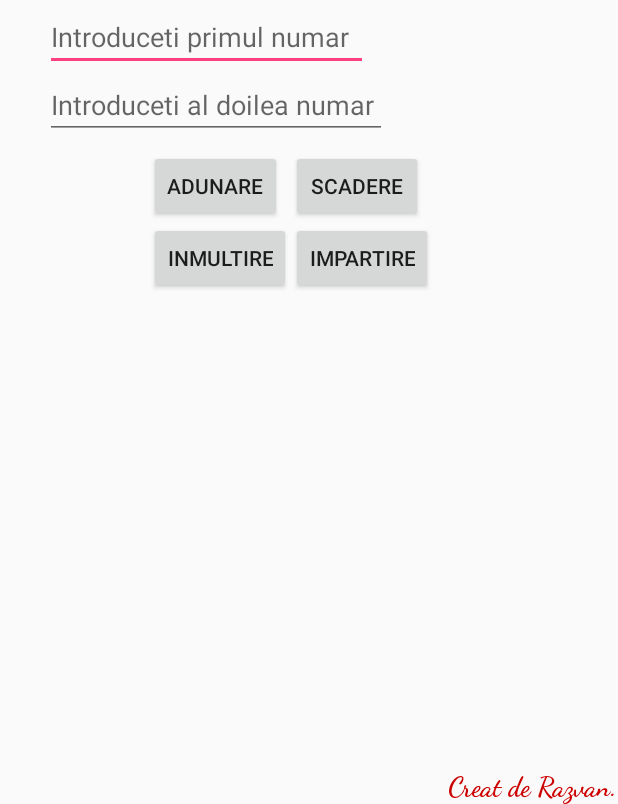
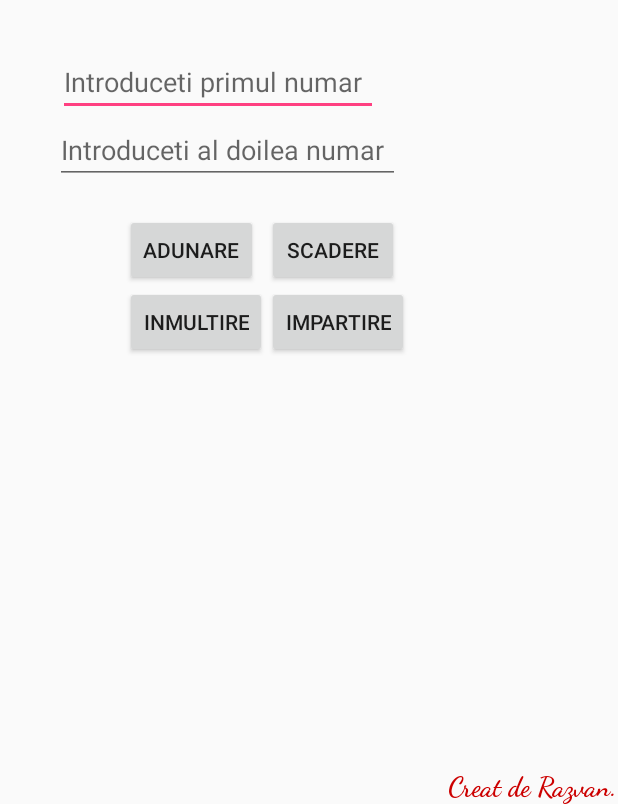
Before and after one commit to RazvanRauta/CalculatorAritmetic, an Android app: the screen it shows after launch (MainActivity), on a phone screen of 412 x 824 dp, the part 432-1236 px from its top. Run offline under Robolectric (Android 15) with nearby library versions, the light colour scheme and no system bars.

Commit message:
New layout

```diff
--- a/app/src/main/res/layout/activity_main.xml
+++ b/app/src/main/res/layout/activity_main.xml
@@ -14,11 +14,27 @@
         android:layout_marginEnd="1dp"
         android:layout_marginStart="1dp"
         android:layout_marginTop="1dp"
+        android:onClick="fade"
         android:scaleType="fitXY"
         app:layout_constraintEnd_toEndOf="parent"
         app:layout_constraintStart_toStartOf="parent"
         app:layout_constraintTop_toTopOf="parent"
         app:srcCompat="@drawable/art" />
+
+    <ImageView
+        android:id="@+id/imageView2"
+        android:layout_width="326dp"
+        android:layout_height="198dp"
+        android:layout_marginEnd="1dp"
+        android:layout_marginStart="1dp"
+        android:layout_marginTop="1dp"
+        android:alpha="0"
+        android:onClick="fade"
+        android:scaleType="fitXY"
+        app:layout_constraintEnd_toEndOf="parent"
+        app:layout_constraintStart_toStartOf="parent"
+        app:layout_constraintTop_toTopOf="parent"
+        app:srcCompat="@drawable/zombieartminions" />
 
     <TextView
         android:id="@+id/textView"
@@ -37,11 +53,11 @@
 
     <EditText
         android:id="@+id/primulNumar"
-        android:layout_width="215dp"
+        android:layout_width="213dp"
         android:layout_height="wrap_content"
         android:layout_marginEnd="153dp"
-        android:layout_marginStart="16dp"
-        android:layout_marginTop="2dp"
+        android:layout_marginStart="31dp"
+        android:layout_marginTop="32dp"
         android:ems="10"
         android:hint="Introduceti primul numar"
         android:inputType="number"
@@ -51,10 +67,10 @@
 
     <EditText
         android:id="@+id/alDoileaNumar"
-        android:layout_width="228dp"
+        android:layout_width="230dp"
         android:layout_height="wrap_content"
         android:layout_marginEnd="140dp"
-        android:layout_marginStart="16dp"
+        android:layout_marginStart="31dp"
         android:ems="10"
         android:hint="Introduceti al doilea numar"
         android:inputType="number"
@@ -80,8 +96,9 @@
         android:layout_height="wrap_content"
         android:layout_marginEnd="108dp"
         android:layout_marginStart="83dp"
-        android:layout_marginTop="7dp"
+        android:layout_marginTop="20dp"
         app:layout_constraintEnd_toEndOf="parent"
+        app:layout_constraintHorizontal_bias="0.0"
         app:layout_constraintStart_toStartOf="parent"
         app:layout_constraintTop_toBottomOf="@+id/alDoileaNumar">
 
```
Also changed, not shown: app/src/main/java/com/razvi/calculatoraritmetic/MainActivity.java (+62 -0 lines), app/src/main/res/drawable/zombieartminions.jpg (added), 1 other file.
